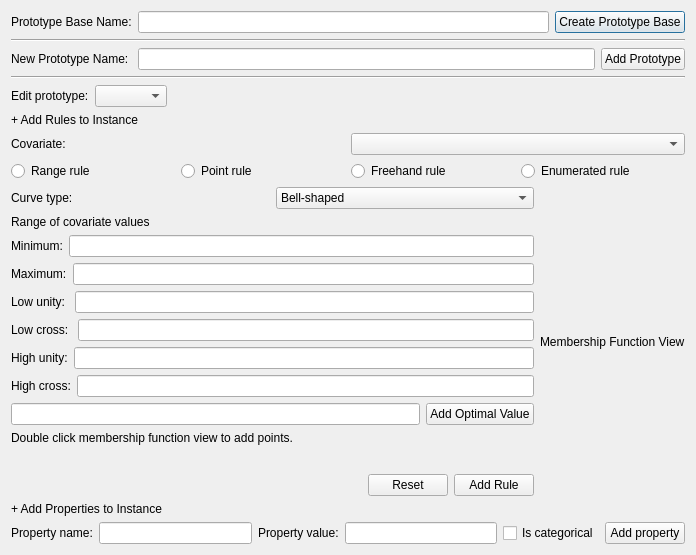
Qt form addrule.ui (lreis2415/iSoLIM) before a commit.
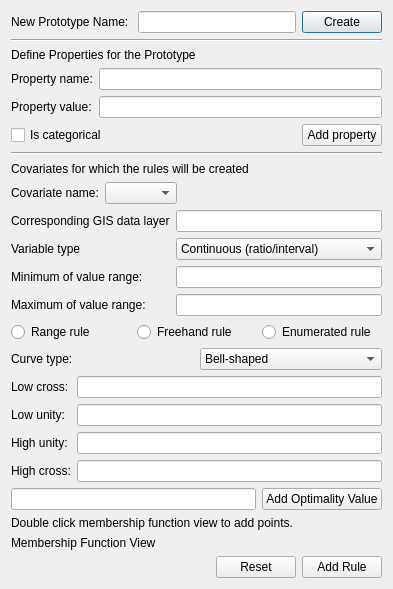
The same form after that commit.

Commit message: add expert rules

The edit to the form file:
```diff
--- a/addrule.ui
+++ b/addrule.ui
@@ -6,45 +6,14 @@
    <rect>
     <x>0</x>
     <y>0</y>
-    <width>696</width>
-    <height>555</height>
+    <width>393</width>
+    <height>589</height>
    </rect>
   </property>
   <property name="windowTitle">
    <string>Create prototype base from expert</string>
   </property>
-  <layout class="QVBoxLayout" name="verticalLayout_3">
-   <property name="sizeConstraint">
-    <enum>QLayout::SetMinimumSize</enum>
-   </property>
-   <item>
-    <layout class="QHBoxLayout" name="horizontalLayout">
-     <item>
-      <widget class="QLabel" name="label">
-       <property name="text">
-        <string>Prototype Base Name:</string>
-       </property>
-      </widget>
-     </item>
-     <item>
-      <widget class="QLineEdit" name="lineEdit_basename"/>
-     </item>
-     <item>
-      <widget class="QPushButton" name="btn_create_base">
-       <property name="text">
-        <string>Create Prototype Base</string>
-       </property>
-      </widget>
-     </item>
-    </layout>
-   </item>
-   <item>
-    <widget class="Line" name="line_base">
-     <property name="orientation">
-      <enum>Qt::Horizontal</enum>
-     </property>
-    </widget>
-   </item>
+  <layout class="QVBoxLayout" name="verticalLayout">
    <item>
     <layout class="QHBoxLayout" name="horizontalLayout_2">
      <item>
@@ -60,33 +29,61 @@
      <item>
       <widget class="QPushButton" name="btn_add_proto">
        <property name="text">
-        <string>Add Prototype</string>
+        <string>Create</string>
        </property>
       </widget>
      </item>
     </layout>
    </item>
    <item>
-    <widget class="Line" name="line_instance_2">
+    <widget class="Line" name="line">
      <property name="orientation">
       <enum>Qt::Horizontal</enum>
      </property>
     </widget>
    </item>
    <item>
-    <layout class="QHBoxLayout" name="horizontalLayout_13">
+    <widget class="QLabel" name="label_add_property">
+     <property name="text">
+      <string>Define Properties for the Prototype</string>
+     </property>
+    </widget>
+   </item>
      <item>
-      <widget class="QLabel" name="label_edit_proto">
+    <layout class="QFormLayout" name="formLayout_4">
+     <item row="0" column="0">
+      <widget class="QLabel" name="label_prop_name">
        <property name="text">
-        <string>Edit prototype:</string>
+        <string>Property name:</string>
        </property>
       </widget>
      </item>
+     <item row="0" column="1">
+      <widget class="QLineEdit" name="lineEdit_prop_name"/>
+     </item>
+     <item row="1" column="0">
+      <widget class="QLabel" name="label_prop_val">
+       <property name="text">
+        <string>Property value:</string>
+       </property>
+      </widget>
+     </item>
+     <item row="1" column="1">
+      <widget class="QLineEdit" name="lineEdit_prop_val"/>
+     </item>
+    </layout>
+   </item>
      <item>
-      <widget class="QComboBox" name="comboBox_prototype"/>
+    <layout class="QHBoxLayout" name="horizontalLayout">
+     <item>
+      <widget class="QCheckBox" name="checkBox_datatype_category">
+       <property name="text">
+        <string>Is categorical</string>
+       </property>
+      </widget>
      </item>
      <item>
-      <spacer name="horizontalSpacer_inst">
+      <spacer name="horizontalSpacer">
        <property name="orientation">
         <enum>Qt::Horizontal</enum>
        </property>
@@ -98,12 +95,26 @@
        </property>
       </spacer>
      </item>
+     <item>
+      <widget class="QPushButton" name="btn_add_prop">
+       <property name="text">
+        <string>Add property</string>
+       </property>
+      </widget>
+     </item>
     </layout>
    </item>
+   <item>
+    <widget class="Line" name="line_2">
+     <property name="orientation">
+      <enum>Qt::Horizontal</enum>
+     </property>
+    </widget>
+   </item>
    <item>
     <widget class="QLabel" name="label_add_rule">
      <property name="text">
-      <string>+ Add Rules to Instance</string>
+      <string>Covariates for which the rules will be created</string>
      </property>
     </widget>
    </item>
@@ -112,7 +123,7 @@
      <item>
       <widget class="QLabel" name="label_cov">
        <property name="text">
-        <string>Covariate:</string>
+        <string>Covariate name:</string>
        </property>
       </widget>
      </item>
@@ -120,11 +131,72 @@
       <widget class="QComboBox" name="comboBox_cov"/>
      </item>
      <item>
-      <layout class="QHBoxLayout" name="horizontalLayout_18">
-       <property name="sizeConstraint">
-        <enum>QLayout::SetMaximumSize</enum>
+      <spacer name="horizontalSpacer_2">
+       <property name="orientation">
+        <enum>Qt::Horizontal</enum>
        </property>
-      </layout>
+       <property name="sizeHint" stdset="0">
+        <size>
+         <width>40</width>
+         <height>20</height>
+        </size>
+       </property>
+      </spacer>
+     </item>
+    </layout>
+   </item>
+   <item>
+    <layout class="QFormLayout" name="formLayout">
+     <item row="0" column="0">
+      <widget class="QLabel" name="label">
+       <property name="text">
+        <string>Corresponding GIS data layer</string>
+       </property>
+      </widget>
+     </item>
+     <item row="0" column="1">
+      <widget class="QLineEdit" name="lineEdit_filename"/>
+     </item>
+     <item row="1" column="0">
+      <widget class="QLabel" name="label_2">
+       <property name="text">
+        <string>Variable type</string>
+       </property>
+      </widget>
+     </item>
+     <item row="1" column="1">
+      <widget class="QComboBox" name="comboBox_datatype">
+       <item>
+        <property name="text">
+         <string>Continuous (ratio/interval)</string>
+        </property>
+       </item>
+       <item>
+        <property name="text">
+         <string>Categorical (nominal/ordinal)</string>
+        </property>
+       </item>
+      </widget>
+     </item>
+     <item row="2" column="0">
+      <widget class="QLabel" name="label_min_cov">
+       <property name="text">
+        <string>Minimum of value range:</string>
+       </property>
+      </widget>
+     </item>
+     <item row="2" column="1">
+      <widget class="QLineEdit" name="lineEdit_min_cov"/>
+     </item>
+     <item row="3" column="0">
+      <widget class="QLabel" name="label_max_cov">
+       <property name="text">
+        <string>Maximum of value range:</string>
+       </property>
+      </widget>
+     </item>
+     <item row="3" column="1">
+      <widget class="QLineEdit" name="lineEdit_max_cov"/>
      </item>
     </layout>
    </item>
@@ -137,13 +209,6 @@
        </property>
       </widget>
      </item>
-     <item>
-      <widget class="QRadioButton" name="radioButton_point">
-       <property name="text">
-        <string>Point rule</string>
-       </property>
-      </widget>
-     </item>
      <item>
       <widget class="QRadioButton" name="radioButton_freehand">
        <property name="text">
@@ -161,16 +226,6 @@
     </layout>
    </item>
    <item>
-    <layout class="QHBoxLayout" name="horizontalLayout_12"/>
-   </item>
-   <item>
-    <layout class="QHBoxLayout" name="horizontalLayout_14">
-     <item>
-      <layout class="QVBoxLayout" name="verticalLayout">
-       <property name="sizeConstraint">
-        <enum>QLayout::SetMinimumSize</enum>
-       </property>
-       <item>
         <layout class="QHBoxLayout" name="horizontalLayout_7">
          <item>
           <widget class="QLabel" name="label_curve">
@@ -201,93 +256,46 @@
         </layout>
        </item>
        <item>
-        <widget class="QLabel" name="label_range_cov">
+    <layout class="QFormLayout" name="formLayout_2">
+     <item row="0" column="0">
+      <widget class="QLabel" name="label_lc">
          <property name="text">
-          <string>Range of covariate values</string>
+        <string>Low cross:</string>
          </property>
         </widget>
        </item>
-       <item>
-        <layout class="QHBoxLayout" name="horizontalLayout_9">
-         <item>
-          <widget class="QLabel" name="label_min_cov">
-           <property name="text">
-            <string>Minimum:</string>
-           </property>
-          </widget>
-         </item>
-         <item>
-          <widget class="QLineEdit" name="lineEdit_min_cov"/>
-         </item>
-        </layout>
-       </item>
-       <item>
-        <layout class="QHBoxLayout" name="horizontalLayout_10">
-         <item>
-          <widget class="QLabel" name="label_max_cov">
-           <property name="text">
-            <string>Maximum:</string>
-           </property>
-          </widget>
-         </item>
-         <item>
-          <widget class="QLineEdit" name="lineEdit_max_cov"/>
-         </item>
-        </layout>
-       </item>
-       <item>
-        <layout class="QHBoxLayout" name="horizontalLayout_3">
-         <item>
-          <widget class="QLabel" name="label_value1">
+     <item row="0" column="1">
+      <widget class="QLineEdit" name="lineEdit_lc"/>
+     </item>
+     <item row="1" column="0">
+      <widget class="QLabel" name="label_lu">
            <property name="text">
             <string>Low unity: </string>
            </property>
           </widget>
          </item>
-         <item>
-          <widget class="QLineEdit" name="lineEdit_value1"/>
-         </item>
-        </layout>
-       </item>
-       <item>
-        <layout class="QHBoxLayout" name="horizontalLayout_4">
-         <item>
-          <widget class="QLabel" name="label_value2">
-           <property name="text">
-            <string>Low cross: </string>
-           </property>
-          </widget>
-         </item>
-         <item>
-          <widget class="QLineEdit" name="lineEdit_value2"/>
-         </item>
-        </layout>
-       </item>
-       <item>
-        <layout class="QHBoxLayout" name="horizontalLayout_5">
-         <item>
-          <widget class="QLabel" name="label_value3">
+     <item row="1" column="1">
+      <widget class="QLineEdit" name="lineEdit_lu"/>
+     </item>
+     <item row="2" column="0">
+      <widget class="QLabel" name="label_hu">
            <property name="text">
             <string>High unity:</string>
            </property>
           </widget>
          </item>
-         <item>
-          <widget class="QLineEdit" name="lineEdit_value3"/>
-         </item>
-        </layout>
-       </item>
-       <item>
-        <layout class="QHBoxLayout" name="horizontalLayout_6">
-         <item>
-          <widget class="QLabel" name="label_value4">
+     <item row="2" column="1">
+      <widget class="QLineEdit" name="lineEdit_hu"/>
+     </item>
+     <item row="3" column="0">
+      <widget class="QLabel" name="label_hc">
            <property name="text">
             <string>High cross:</string>
            </property>
           </widget>
          </item>
-         <item>
-          <widget class="QLineEdit" name="lineEdit_value4"/>
+     <item row="3" column="1">
+      <widget class="QLineEdit" name="lineEdit_hc"/>
          </item>
         </layout>
        </item>
@@ -299,7 +307,7 @@
          <item>
           <widget class="QPushButton" name="btn_add_opt_val">
            <property name="text">
-            <string>Add Optimal Value</string>
+        <string>Add Optimality Value</string>
            </property>
           </widget>
          </item>
@@ -313,17 +321,22 @@
         </widget>
        </item>
        <item>
-        <spacer name="verticalSpacer">
-         <property name="orientation">
-          <enum>Qt::Vertical</enum>
-         </property>
-         <property name="sizeHint" stdset="0">
-          <size>
-           <width>20</width>
-           <height>40</height>
-          </size>
-         </property>
-        </spacer>
+    <layout class="QVBoxLayout" name="verticalLayout_2">
+     <item>
+      <widget class="QLabel" name="label_membership">
+       <property name="text">
+        <string>Membership Function View</string>
+       </property>
+      </widget>
+     </item>
+     <item>
+      <layout class="QVBoxLayout" name="layout_graphicsView">
+       <property name="sizeConstraint">
+        <enum>QLayout::SetMaximumSize</enum>
+       </property>
+      </layout>
+     </item>
+    </layout>
        </item>
        <item>
         <layout class="QHBoxLayout" name="horizontalLayout_11">
@@ -351,69 +364,6 @@
           <widget class="QPushButton" name="btn_add_rule">
            <property name="text">
             <string>Add Rule</string>
-           </property>
-          </widget>
-         </item>
-        </layout>
-       </item>
-      </layout>
-     </item>
-     <item>
-      <layout class="QVBoxLayout" name="verticalLayout_2">
-       <item>
-        <widget class="QLabel" name="label_membership">
-         <property name="text">
-          <string>Membership Function View</string>
-         </property>
-        </widget>
-       </item>
-       <item>
-        <layout class="QVBoxLayout" name="layout_graphicsView"/>
-       </item>
-      </layout>
-     </item>
-    </layout>
-   </item>
-   <item>
-    <widget class="QLabel" name="label_add_property">
-     <property name="text">
-      <string>+ Add Properties to Instance</string>
-     </property>
-    </widget>
-   </item>
-   <item>
-    <layout class="QHBoxLayout" name="horizontalLayout_16">
-     <item>
-      <widget class="QLabel" name="label_prop_name">
-       <property name="text">
-        <string>Property name:</string>
-       </property>
-      </widget>
-     </item>
-     <item>
-      <widget class="QLineEdit" name="lineEdit_prop_name"/>
-     </item>
-     <item>
-      <widget class="QLabel" name="label_prop_val">
-       <property name="text">
-        <string>Property value:</string>
-       </property>
-      </widget>
-     </item>
-     <item>
-      <widget class="QLineEdit" name="lineEdit_prop_val"/>
-     </item>
-     <item>
-      <widget class="QCheckBox" name="checkBox_datatype_category">
-       <property name="text">
-        <string>Is categorical</string>
-       </property>
-      </widget>
-     </item>
-     <item>
-      <widget class="QPushButton" name="btn_add_prop">
-       <property name="text">
-        <string>Add property</string>
        </property>
       </widget>
      </item>
```
Left out of the diff: 4 changed lines with no effect on the pictures. Lines whose indentation alone changed are shown as unchanged. The commit also changes 13 other files.
